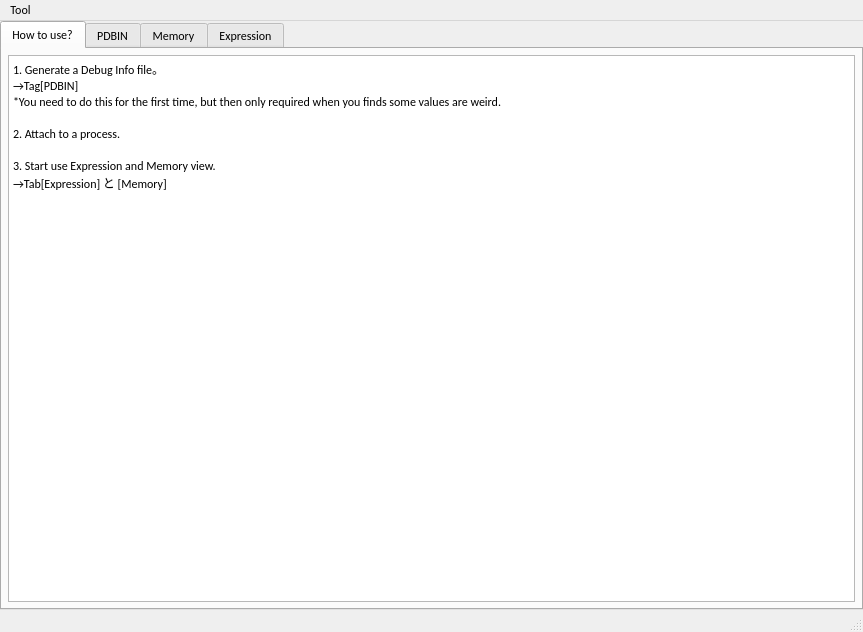
Before: the Qt Designer form src/view/VSdebugger.ui in ukyouz/Visual-Studio-Debug-Tools, drawn with Qt 5.
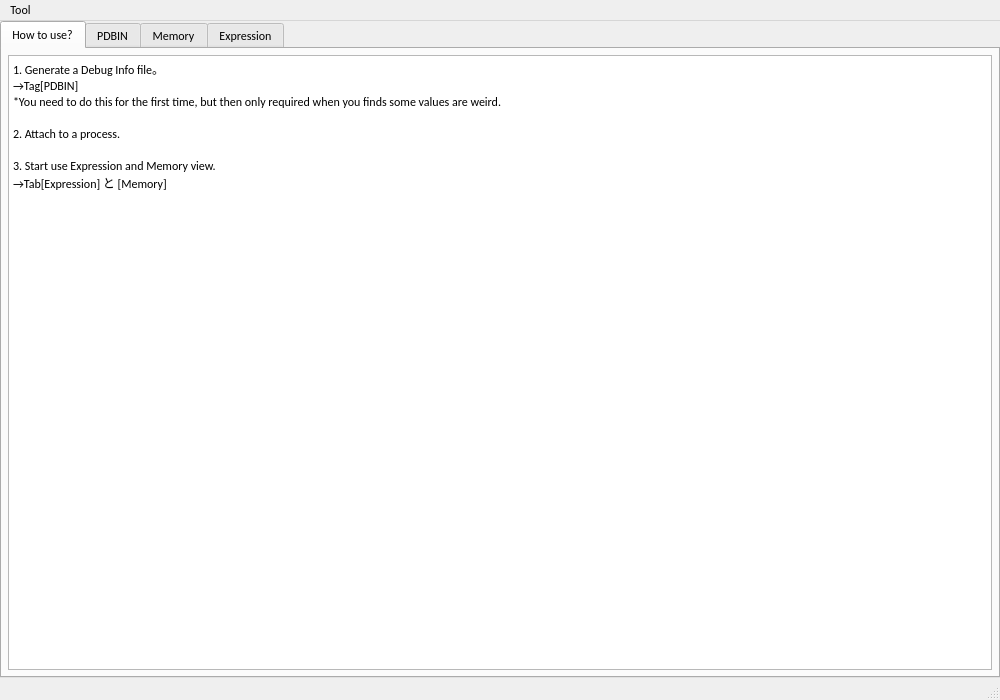
After: the same form once the commit is applied.

The edit to the form file:
```diff
--- a/src/view/VSdebugger.ui
+++ b/src/view/VSdebugger.ui
@@ -6,8 +6,8 @@
    <rect>
     <x>0</x>
     <y>0</y>
-    <width>863</width>
-    <height>632</height>
+    <width>1000</width>
+    <height>700</height>
    </rect>
   </property>
   <property name="font">
@@ -184,7 +184,7 @@
     <rect>
      <x>0</x>
      <y>0</y>
-     <width>863</width>
+     <width>1000</width>
      <height>22</height>
     </rect>
    </property>
```
